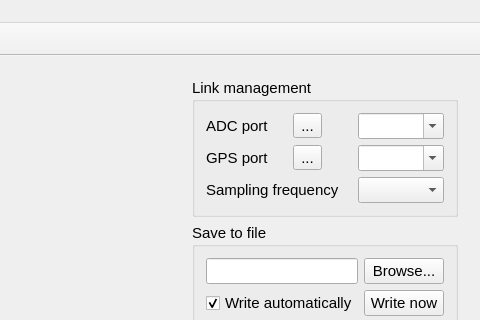
This is mainwindow.ui in NIA/seismoreg as Qt 5 draws it before an edit; both pictures show x 520 to 1000 and y 0 to 320 of the 1000 by 622 pixel window. The edited form follows.
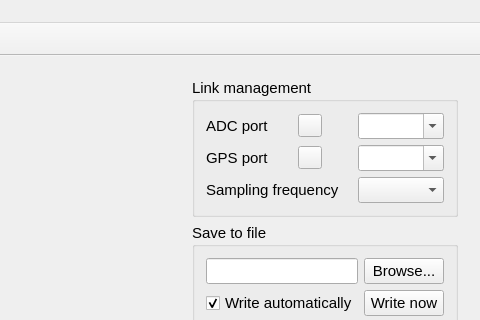
This is the edited form. Icons and pictures are not drawn. Custom widgets are drawn as their Qt base class.

Commit message: Added missing translations

Diff of the .ui file:
```diff
--- a/mainwindow.ui
+++ b/mainwindow.ui
@@ -212,14 +212,14 @@
             <item row="1" column="1">
              <widget class="QToolButton" name="portSettingsADC">
               <property name="text">
-               <string>...</string>
+               <string/>
               </property>
              </widget>
             </item>
             <item row="3" column="1">
              <widget class="QToolButton" name="portSettingsGPS">
               <property name="text">
-               <string>...</string>
+               <string/>
               </property>
              </widget>
             </item>
```
The commit also changes 1 other file.
